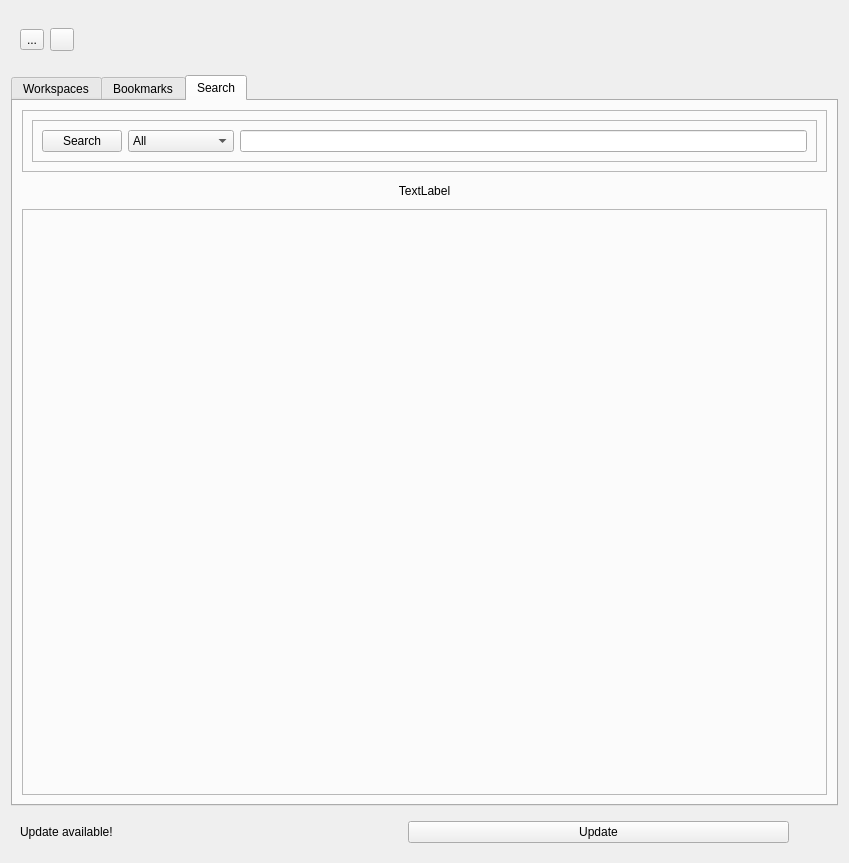
Old version of the form WorkspaceView.ui in the repository kasbah/Ondsel-Lens-Addon.
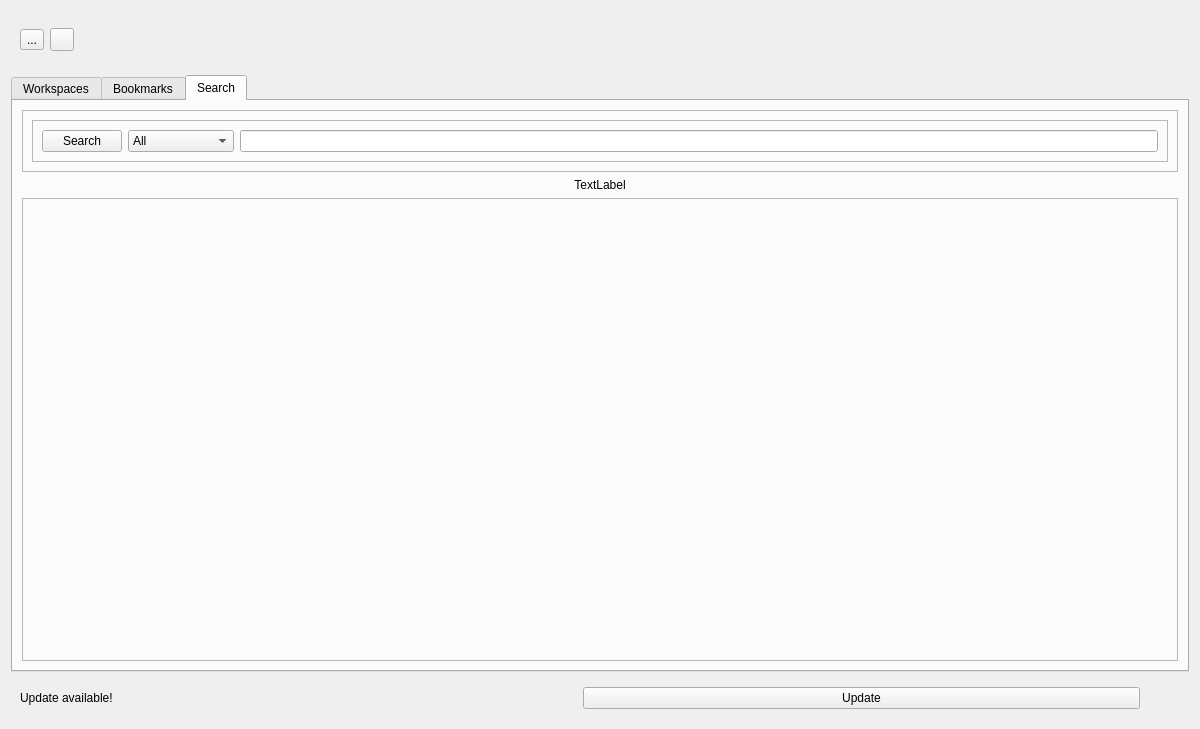
New version of the form. The open tabs and pages were chosen to show the change.

Commit message: Updated console/report-view; Ran black formatter

```diff
--- a/WorkspaceView.ui
+++ b/WorkspaceView.ui
@@ -6,8 +6,8 @@
    <rect>
     <x>0</x>
     <y>0</y>
-    <width>849</width>
-    <height>863</height>
+    <width>1200</width>
+    <height>729</height>
    </rect>
   </property>
   <property name="sizePolicy">
@@ -70,6 +70,12 @@
    </item>
    <item>
     <widget class="QTabWidget" name="tabWidget">
+     <property name="sizePolicy">
+      <sizepolicy hsizetype="MinimumExpanding" vsizetype="Expanding">
+       <horstretch>0</horstretch>
+       <verstretch>0</verstretch>
+      </sizepolicy>
+     </property>
      <property name="toolTip">
       <string/>
      </property>
@@ -487,6 +493,12 @@
        </item>
        <item>
         <widget class="QFrame" name="searchResultFrame">
+         <property name="sizePolicy">
+          <sizepolicy hsizetype="MinimumExpanding" vsizetype="MinimumExpanding">
+           <horstretch>0</horstretch>
+           <verstretch>0</verstretch>
+          </sizepolicy>
+         </property>
          <property name="frameShape">
           <enum>QFrame::StyledPanel</enum>
          </property>
```
Left out of the diff: 4 changed lines with no effect on the pictures. The commit also changes 8 other files.
